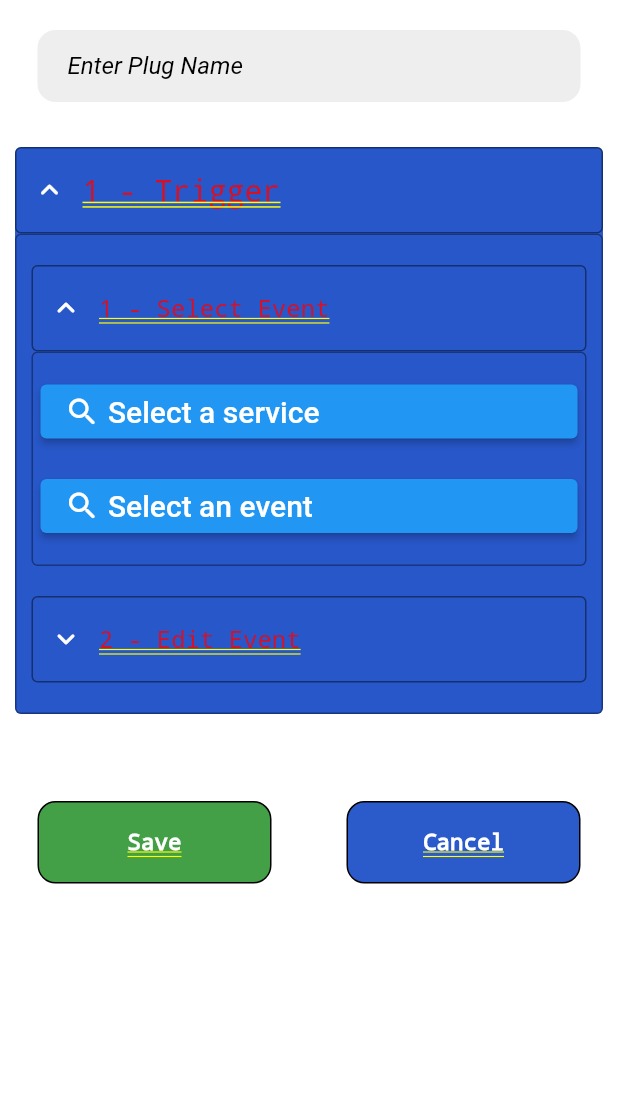
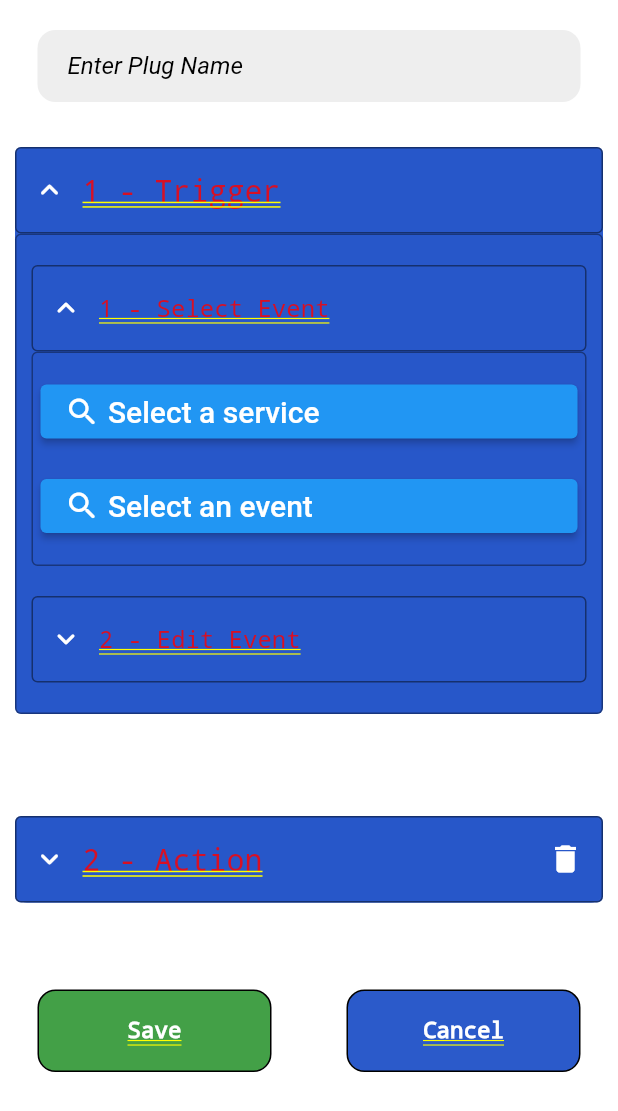
Before and after one commit to plug-it-services/plug-it, a Flutter app: the Plugs screen opened directly, after a tap on "Create", on a phone screen of 412 x 824 dp. Shown: the top 1111 px of the screen. Run offline on Flutter 3.47's test engine with Material 2 defaults, Android fonts, the phone set to English and light mode, and no system bars; our stand-ins replace cached_network_image, cookie_jar, dio, dio_cookie_manager, dropdown_search, google_sign_in and 2 more; missing offline and left inert: flutter_web_auth_2, rich_text_controller; accounts and stored records are empty; network calls fail.

Commit message:
fix(mobile/view): removed service frame on service selection + added 1 default action

```diff
--- a/mobile/lib/pages/plugs/plug_edit_page.dart
+++ b/mobile/lib/pages/plugs/plug_edit_page.dart
@@ -115,7 +115,7 @@ class PlugEditState extends State<PlugEdit> {
           name: '',
           event: PlugEvent(id: '', serviceName: '', fields: []),
           enabled: true,
-          actions: [],
+          actions: [PlugEvent(id: '', serviceName: '', fields: [])],
         );
         setActionCards();
       });
--- a/mobile/lib/ui-toolkit/bottom-sheets/service_selector.dart
+++ b/mobile/lib/ui-toolkit/bottom-sheets/service_selector.dart
@@ -44,8 +44,8 @@ class _StateServiceMenu extends State<ServiceMenu>{
         List<Widget> list = [];
         for (Service service in filteredServices ?? []) {
           list.add(const SizedBox(height: 10,));
-          list.add(ElevatedButton(
-              onPressed: () {
+          list.add(GestureDetector(
+              onTap: () {
                 widget.onServiceSelected(service);
                 Navigator.pop(context);
               },
```
